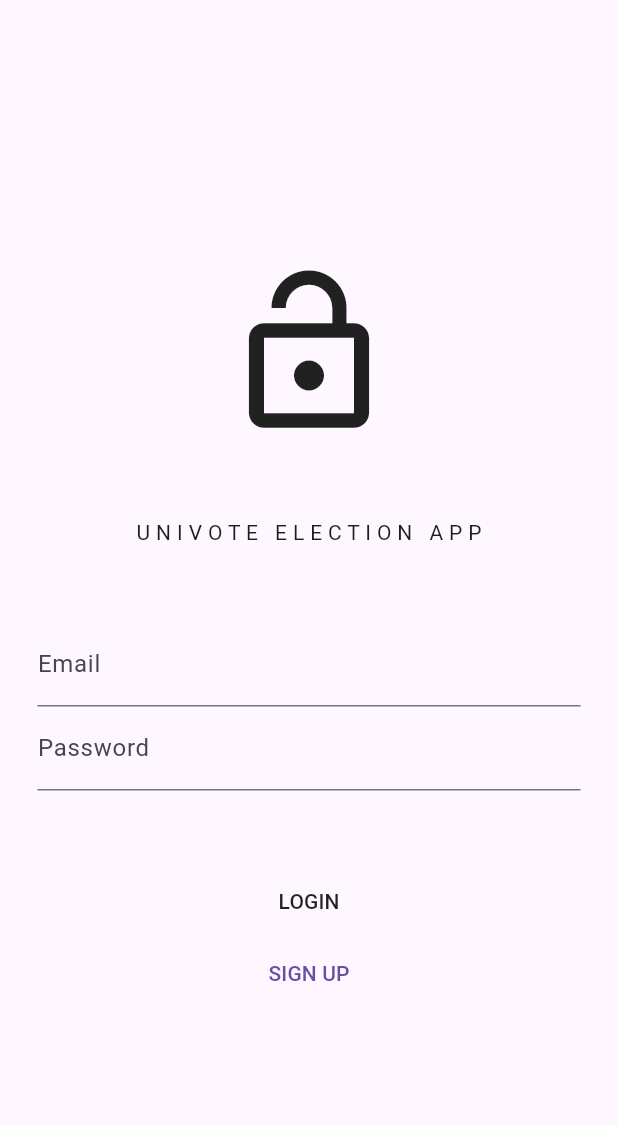
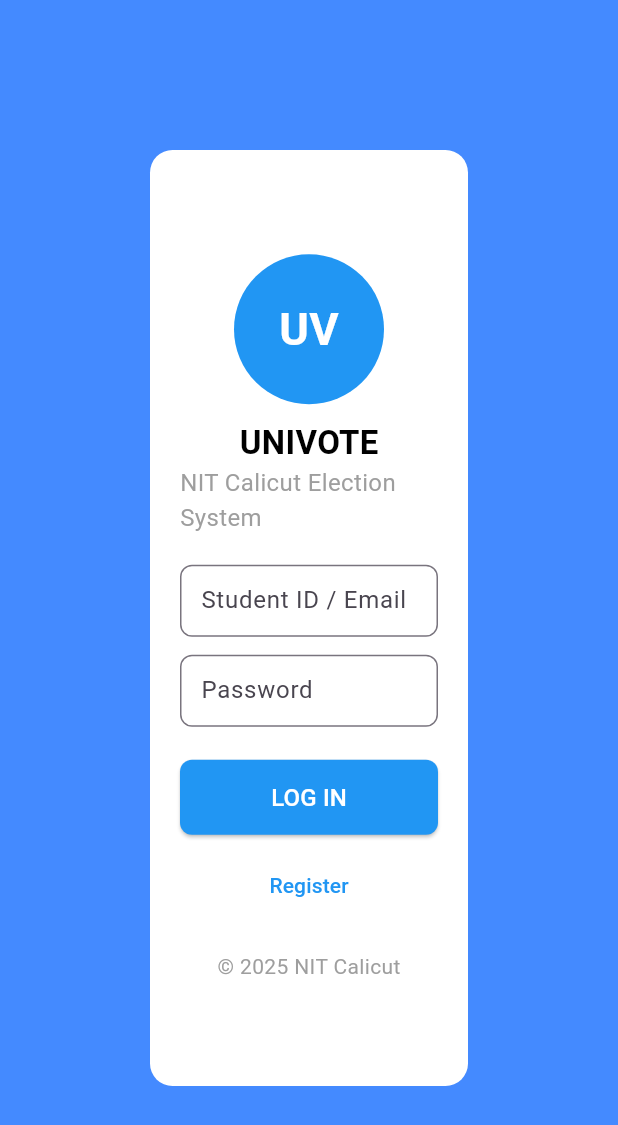
Before and after one commit to abhinandhp/univote, a Flutter app: the screen it shows after launch, on a phone screen of 412 x 824 dp. Shown: the top 1125 px of the screen. Run offline on Flutter 3.47's test engine with Material 3 defaults, Android fonts, the phone set to English and light mode, and no system bars; our stand-ins replace supabase_flutter; accounts and stored records are empty.

Commit message:
login nd reg ui

```diff
--- a/lib/pages/homepage.dart
+++ b/lib/pages/homepage.dart
@@ -15,7 +15,7 @@
   @override
   Widget build(BuildContext context) {
     return Scaffold(
-      backgroundColor: Colors.red,
+      backgroundColor: Colors.white,
       body: Center(
         child: Column(
           mainAxisAlignment: MainAxisAlignment.center,
--- a/lib/pages/loginpage.dart
+++ b/lib/pages/loginpage.dart
@@ -1,79 +1,3 @@
-// import 'package:flutter/material.dart';
-// import 'package:flutter_login/flutter_login.dart';
-// import 'package:supabase_flutter/supabase_flutter.dart';
-// import 'package:univote/auth/authservice.dart';
-// import 'package:univote/pages/admin/adminhome.dart';
-// import 'package:univote/pages/homepage.dart';
-
-// class Loginpage extends StatefulWidget {
-//   const Loginpage({super.key});
-
-//   @override
-//   State<Loginpage> createState() => _LoginpageState();
-// }
-
-// class _LoginpageState extends State<Loginpage> {
-//   final AuthService authService = AuthService();
-//   final SupabaseClient supabase = Supabase.instance.client;
-//   bool isAdmin = false;
-//   Future<String?> onLogin(LoginData data) async {
-//     try {
-//       final response = await authService.signIn(data.name, data.password);
-//       if (response.user == null) throw Exception("Login failed");
-
-//       // Check Admin Status
-//       final adminCheck =
-//           await supabase
-//               .from('profiles')
-//               .select('is_admin')
-//               .eq('id', response.user!.id)
-//               .single();
-
-//       isAdmin = adminCheck['is_admin'] ?? false;
-//       return null;
-//     } catch (e) {
-//       print(e);
-//     }
-//     return 'User not exists';
-//   }
-
-//   Future<String?> onRecoverPassword(String name) async {
-//     await Future.delayed(Durations.medium1);
-//     return null;
-//   }
-
-//   Future<String?> onSignUp(SignupData data) async {
-//     await authService.signUp(data.name!, data.password!);
-//     return null;
-//   }
-
-//   @override
-//   Widget build(BuildContext context) {
-//     return Scaffold(
-//       body: FlutterLogin(
-//         onLogin: onLogin,
-//         onRecoverPassword: onRecoverPassword,
-//         onSignup: onSignUp,
-//         onSubmitAnimationCompleted: () {
-//           print("ahahahahahhahahha------------------------##########################a@");
-//           if (context.mounted) {
-//             print(isAdmin);
-//             if (isAdmin) {
-//               Navigator.of(context).pushReplacement(
-//                 MaterialPageRoute(builder: (context) => AdminHome()),
-//               );
-//             } else {
-//               Navigator.of(context).pushReplacement(
-//                 MaterialPageRoute(builder: (context) => Homepage()),
-//               );
-//             }
-//           }
-//         },
-//       ),
-//     );
-//   }
-// }
-
 import 'package:flutter/material.dart';
 import 'package:univote/auth/authservice.dart';
 import 'package:univote/pages/regpage.dart';
@@ -106,7 +30,7 @@
       if (mounted) {
         ScaffoldMessenger.of(
           context,
-        ).showSnackBar(SnackBar(content: Text("Error: $e")));
+        ).showSnackBar(SnackBar(content: Text("Invalid username or password")));
       }
     }
   }
@@ -115,51 +39,148 @@
   @override
   Widget build(BuildContext context) {
     return Scaffold(
-      body: Padding(
-        padding: const EdgeInsets.all(25.0),
-        child: SingleChildScrollView(
+      backgroundColor: Colors.blueAccent,
+      body: Center(
+        child: Container(
+          decoration: BoxDecoration(
+            color: Colors.white,
+            borderRadius: BorderRadius.circular(15),
+          ),
+          margin: EdgeInsets.symmetric(horizontal: 100, vertical: 100),
+
+          child: Padding(
+            padding: const EdgeInsets.symmetric(horizontal: 20.0),
             child: Column(
               mainAxisAlignment: MainAxisAlignment.center,
               children: [
-              SizedBox(height: 150),
-              // logo
-              const Icon(Icons.lock_open, size: 120),
+                // ** Logo (Circular UV) **
+                Container(
+                  width: 100,
+                  height: 100,
+                  decoration: const BoxDecoration(
+                    shape: BoxShape.circle,
+                    color: Colors.blue, // Circle background color
+                  ),
+                  child: const Center(
+                    child: Text(
+                      'UV',
+                      style: TextStyle(
+                        fontSize: 30,
+                        fontWeight: FontWeight.bold,
+                        color: Colors.white,
+                      ),
+                    ),
+                  ),
+                ),
+                const SizedBox(height: 10),
 
-              const Padding(
-                padding: EdgeInsets.symmetric(vertical: 50.0),
-                child: Text("U N I V O T E   E L E C T I O N   A P P"),
+                // ** Title: UNIVOTE **
+                const Text(
+                  'UNIVOTE',
+                  style: TextStyle(
+                    fontSize: 22,
+                    fontWeight: FontWeight.bold,
+                    color: Colors.black,
+                  ),
                 ),
 
-              // email textfield
-              TextField(
+                // ** Subtitle: NIT Calicut Election System **
+                const Text(
+                  'NIT Calicut Election System',
+                  style: TextStyle(fontSize: 16, color: Colors.grey),
+                ),
+                const SizedBox(height: 20),
+
+                // ** Student ID/Email Input **
+                SizedBox(
+                  width: 300,
+                  height: 50,
+                  child: TextField(
                     controller: emailTextController,
-                decoration: const InputDecoration(labelText: "Email"),
+                    decoration: InputDecoration(
+                      hintText: 'Student ID / Email',
+                      border: OutlineInputBorder(
+                        borderRadius: BorderRadius.circular(8),
+                      ),
+                      contentPadding: const EdgeInsets.symmetric(
+                        horizontal: 10,
+                      ),
+                    ),
+                  ),
                 ),
 
-              // password textfield
-              TextField(
+                const SizedBox(height: 10),
+
+                // ** Password Input **
+                SizedBox(
+                  width: 300,
+                  height: 50,
+                  child: TextField(
                     controller: passwordTextController,
-                decoration: const InputDecoration(labelText: "Password"),
                     obscureText: true,
+                    decoration: InputDecoration(
+                      hintText: 'Password',
+                      border: OutlineInputBorder(
+                        borderRadius: BorderRadius.circular(8),
+                      ),
+                      contentPadding: const EdgeInsets.symmetric(
+                        horizontal: 10,
+                      ),
+                    ),
+                  ),
                 ),
 
-              const SizedBox(height: 50),
+                const SizedBox(height: 20),
 
-              // login button
-              MaterialButton(onPressed: login, child: const Text("LOGIN")),
+                // ** Login Button **
+                SizedBox(
+                  width: 300,
+                  height: 50,
+                  child: ElevatedButton(
+                    style: ElevatedButton.styleFrom(
+                      backgroundColor: Colors.blue, // Dark blue button
+                      shape: RoundedRectangleBorder(
+                        borderRadius: BorderRadius.circular(8),
+                      ),
+                    ),
+                    onPressed: login,
+                    child: const Text(
+                      'LOG IN',
+                      style: TextStyle(fontSize: 16, color: Colors.white),
+                    ),
+                  ),
+                ),
+                const SizedBox(height: 10),
 
-              // go to register page
+                // // ** Forgot Password & Register Links **
+                Row(
+                  mainAxisAlignment: MainAxisAlignment.center,
+                  children: [
                     TextButton(
-                onPressed:
-                    () => Navigator.push(
+                      onPressed: () {
+                        Navigator.push(
                           context,
                           MaterialPageRoute(
-                        builder: (context) => const RegisterPage(),
+                            builder: (context) => RegisterPage(),
+                          ),
+                        );
+                      },
+                      child: const Text(
+                        'Register',
+                        style: TextStyle(color: Colors.blue),
                       ),
                     ),
-                child: const Text("SIGN UP"),
+                  ],
+                ),
+                const SizedBox(height: 20),
+
+                // ** Footer Text **
+                const Text(
+                  '© 2025 NIT Calicut',
+                  style: TextStyle(color: Colors.grey),
                 ),
               ],
+            ),
           ),
         ),
       ),
```
Also changed, not shown: lib/pages/regpage.dart (+124 -20 lines). Lines whose indentation alone changed are shown as unchanged.
